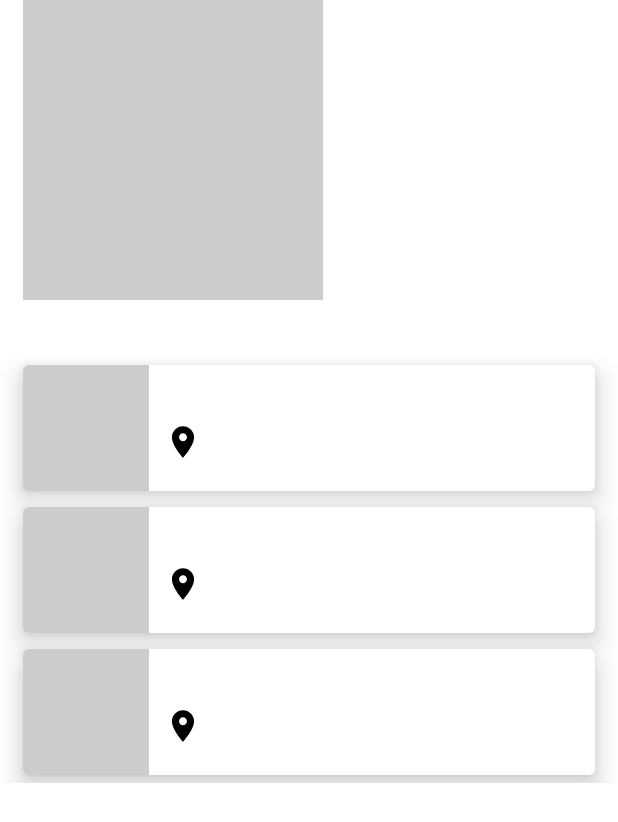
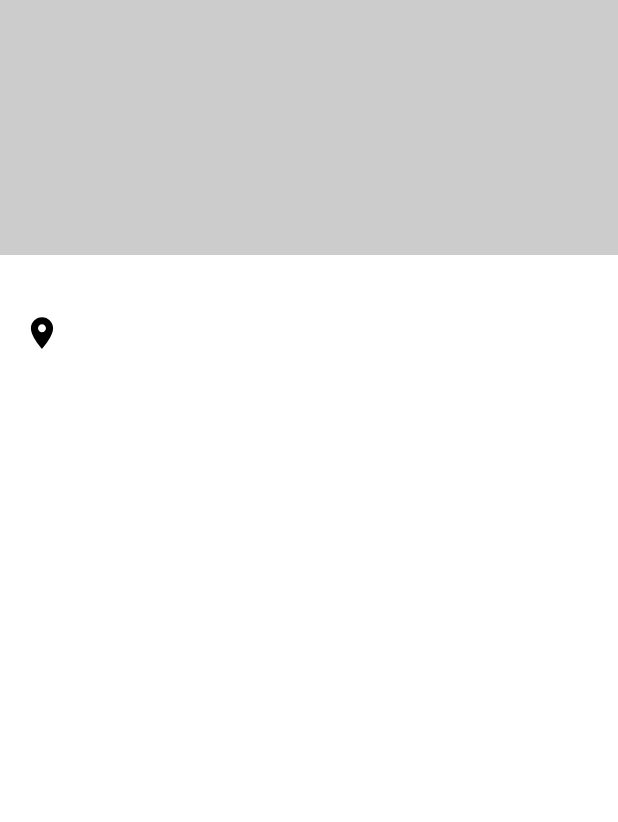
Before and after one commit to Prinetta/Einkaufsliste, an Android app built with Jetpack Compose: the composable BookkeepingDetailView shown on its own in the app's theme, on a phone screen of 412 x 824 dp. Shown: the top 822 px of the screen. Run offline under Robolectric (Android 15) with nearby library versions, the phone set to English and light mode, and no system bars.

Commit message:
Added Bookkeping Detail View & navigation

```diff
--- a/gelin/app/src/main/java/de/mocows/gelin/view/AddingProductsUseingScanner.kt
+++ b/gelin/app/src/main/java/de/mocows/gelin/view/AddingProductsUseingScanner.kt
@@ -46,7 +46,7 @@ fun AddingProductsUseingScanner(){
             )
         }
         Button(
-            onClick = { TODO("call to backend work manager to persist item") },
+            onClick = { /*TODO("call to backend work manager to persist item")*/ },
             modifier = Modifier
                 .fillMaxWidth()
                 .padding(10.dp),
--- a/gelin/app/src/main/java/de/mocows/gelin/view/BookkeepingView.kt
+++ b/gelin/app/src/main/java/de/mocows/gelin/view/BookkeepingView.kt
@@ -12,11 +12,15 @@ import androidx.compose.ui.graphics.RectangleShape
 import androidx.compose.ui.res.painterResource
 import androidx.compose.ui.res.stringResource
 import androidx.compose.ui.unit.dp
+import androidx.navigation.NavHostController
 import de.mocows.gelin.R
 import de.mocows.gelin.view.gelinComposable.*
+import de.mocows.gelin.view.gelinComposable.Dataclasses.EINKAUFSLISTE
+import de.mocows.gelin.view.gelinComposable.Dataclasses.HAUSHALTSBUCH_DETAIL
+import de.mocows.gelin.view.gelinComposable.Dataclasses.NavDrawerItem
 
 @Composable
-fun BookkeepingView() {
+fun BookkeepingView(navController: NavHostController) {
     Column(
         modifier = Modifier
             .padding(horizontal = 15.dp)
@@ -25,20 +29,22 @@ fun BookkeepingView() {
         SpacerVerticalXS()
         Ueberschrift1(name = stringResource(id = R.string.haushaltsbuch))
         Column {
-            BookkeepingItem()
-            BookkeepingItem()
-            BookkeepingItem()
+            BookkeepingItem(navController)
+            BookkeepingItem(navController)
+            BookkeepingItem(navController)
         }
     }
 }
 
 @Composable
-fun BookkeepingItem() {
+fun BookkeepingItem(navController: NavHostController) {
     Card(modifier = Modifier
         .padding(vertical = 5.dp)
         .fillMaxWidth()
         .clickable {
-
+            navController.navigate(HAUSHALTSBUCH_DETAIL){
+                popUpTo(NavDrawerItem.Haushaltsbuch.route){ inclusive = true }
+            }
         },
         elevation = 10.dp){
         Row {
@@ -49,16 +55,17 @@ fun BookkeepingItem() {
                     .background(Color.LightGray)
             )
             SpacerHorizontalXS()
+            Column {
+                Ueberschrift3("Einkauf: DD.MM.JJJJ")
+                Fliesstext("[XX,00] €")
                 BookkeepingStoreAddress()
+            }
         }
     }
 }
 
 @Composable
 fun BookkeepingStoreAddress(){
-    Column {
-        Ueberschrift3("Einkauf: DD.MM.JJJJ")
-        Fliesstext("[XX,00] €")
     Row(verticalAlignment = Alignment.CenterVertically) {
         Image(
             painterResource(id = R.drawable.ic_location_24),
@@ -73,27 +80,27 @@ fun BookkeepingStoreAddress(){
         }
     }
 }
-}
 
 @Composable
 fun BookkeepingDetailView() {
-    Column(
-        modifier = Modifier
-            .padding(horizontal = 15.dp)
-            .verticalScroll(rememberScrollState())
-    ) {
+    Column {
         Box(
-            modifier = Modifier
-                .size(200.dp)
+            Modifier
+            .fillMaxWidth()
+            .size(170.dp)
             .clip(RectangleShape)
             .background(Color.LightGray)
         )
+        Column(Modifier.padding(horizontal = 15.dp)) {
+            Ueberschrift1(stringResource(R.string.haushaltsbuch))
             SpacerVerticalXS()
-        Ueberschrift1(name = stringResource(id = R.string.haushaltsbuch))
-        Column {
-            BookkeepingItem()
-            BookkeepingItem()
-            BookkeepingItem()
+            Row {
+                BookkeepingStoreAddress()
+                Spacer(Modifier.weight(1f))
+                Ueberschrift2("[XX,00] €")
+            }
+            SpacerVerticalXS()
+            Fliesstext("[Description]")
         }
     }
 }
--- a/gelin/app/src/main/java/de/mocows/gelin/view/LebensmittelHinzufügen.kt
+++ b/gelin/app/src/main/java/de/mocows/gelin/view/LebensmittelHinzufügen.kt
@@ -38,7 +38,7 @@ fun LebensmittelHinzufuegenManuell(){
             )
         }
         Button(
-            onClick = { TODO("call to backend work manager to persist item") },
+            onClick = { /*TODO("call to backend work manager to persist item")*/ },
             modifier = Modifier.fillMaxWidth().padding(10.dp),
             colors = ButtonDefaults.buttonColors(backgroundColor = brightgreen, contentColor = Color.White)
         ) {
--- a/gelin/app/src/main/java/de/mocows/gelin/view/gelinComposable/Dataclasses/Konstanten.kt
+++ b/gelin/app/src/main/java/de/mocows/gelin/view/gelinComposable/Dataclasses/Konstanten.kt
@@ -14,6 +14,7 @@ const val WOISTDERNAECHTESUPERMARKTBESCHREIBUNG: String = "Gehe zu Wo ist der n
 
 const val HAUSHALTSBUCH: String =  "Haushaltsbuch"
 const val HAUSHALTSBUCHBESCHREIBUNG: String =  "Gehe zu Haushaltsbuch"
+const val HAUSHALTSBUCH_DETAIL: String =  "Haushaltsbuch-Detail"
 
 const val EINSTELLUNGEN: String = "Einstellungen"
 const val EINSTELLUNGENBESCHREIBUNG: String = "Gehe zu Einstellungen"
--- a/gelin/build.gradle
+++ b/gelin/build.gradle
@@ -4,7 +4,7 @@ buildscript {
     }
 }// Top-level build file where you can add configuration options common to all sub-projects/modules.
 plugins {
-    id 'com.android.application' version '7.3.0' apply false
-    id 'com.android.library' version '7.3.0' apply false
+    id 'com.android.application' version '7.2.2' apply false
+    id 'com.android.library' version '7.2.2' apply false
     id 'org.jetbrains.kotlin.android' version '1.6.10' apply false
 }
```
Also changed, not shown: gelin/app/src/main/java/de/mocows/gelin/view/EinkaufslistenView.kt (+15 -7 lines), gelin/app/src/main/java/de/mocows/gelin/view/gelinComposable/Topbar.kt (+6 -2 lines). Lines whose indentation alone changed are shown as unchanged.
